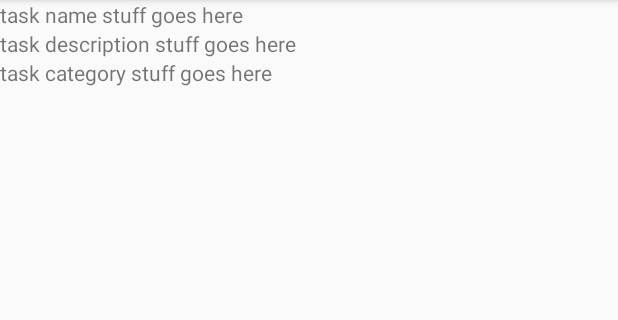
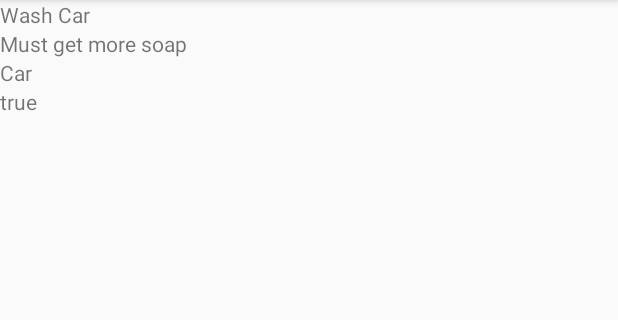
Before and after one commit to rob-code/Project2_ToDoList, an Android app: the screen it shows after launch (ShowTaskDetailsActivity), after a tap on "Wash Car", on a phone screen of 412 x 824 dp, the part 84-404 px from its top. Run offline under Robolectric (Android 15) with nearby library versions, the phone set to English and light mode, and no system bars; 2 other taps on this screen came first.

Commit message:
pass selected task object instance variable values to ShowTaskDetailsActivity with setTag() on listItemView

```diff
--- a/app/src/main/java/com/codeclan/todolist/ListActivity.java
+++ b/app/src/main/java/com/codeclan/todolist/ListActivity.java
@@ -60,16 +60,17 @@ public class ListActivity extends AppCompatActivity {
         listView.setAdapter(listAdapter);
     }
 
-    public void onListNameClicked(View textView){
+    public void onTaskItemClicked(View textView){
 
-        RelativeLayout title = (RelativeLayout) textView;
+        RelativeLayout item = (RelativeLayout) textView;
         Intent intent = new Intent(this, ShowTaskDetailsActivity.class);
-        //intent.putExtra("task name", title.getText().toString());
 
-        //just testing out for the meantime
-        intent.putExtra("name", "task name stuff goes here");
-        intent.putExtra("description", "task description stuff goes here");
-        intent.putExtra("category", "task category stuff goes here");
+        //Passing the detail of the task to ShowDetailsTaskActivity
+        Task t = (Task) item.getTag(); //we've passed the object through with the event
+        intent.putExtra("name", t.getName());
+        intent.putExtra("description", t.getDescription());
+        intent.putExtra("category", t.getCategory());
+        intent.putExtra("isDone", t.isDone());
 
         startActivity(intent);
     }
--- a/app/src/main/java/com/codeclan/todolist/ListAdapter.java
+++ b/app/src/main/java/com/codeclan/todolist/ListAdapter.java
@@ -41,6 +41,8 @@ public class ListAdapter extends ArrayAdapter<Task> {
         TextView name = (TextView)listItemView.findViewById(R.id.name);
         name.setText(currentTask.getName().toString());
 
+        listItemView.setTag(currentTask);
+
         return listItemView;
 
     }
--- a/app/src/main/java/com/codeclan/todolist/ShowTaskDetailsActivity.java
+++ b/app/src/main/java/com/codeclan/todolist/ShowTaskDetailsActivity.java
@@ -14,6 +14,7 @@ public class ShowTaskDetailsActivity extends AppCompatActivity {
     TextView taskName;
     TextView taskDescription;
     TextView taskCategory;
+    TextView taskIsDone;
 
     @Override
     protected void onCreate(Bundle savedInstanceState) {
@@ -30,14 +31,24 @@ public class ShowTaskDetailsActivity extends AppCompatActivity {
         taskName = (TextView)findViewById(R.id.show_name);
         taskDescription = (TextView)findViewById(R.id.show_description);
         taskCategory = (TextView)findViewById(R.id.show_category);
+        taskIsDone = (TextView)findViewById(R.id.show_isDone);
 
         String name = extras.getString("name");
         String description = extras.getString("description");
         String category = extras.getString("category");
+        Boolean isDone = extras.getBoolean("isDone");
 
         taskName.setText(name);
         taskDescription.setText(description);
         taskCategory.setText(category);
+        taskIsDone.setText(isDone.toString());
+
+//        if(isDone == true) {
+//            taskIsDone.setText(@string/task_complete);
+//        }
+//        else {
+//            taskIsDone.setText("Task is not done yet");
+//        }
 
     }
 
--- a/app/src/main/res/layout/activity_show_task_details.xml
+++ b/app/src/main/res/layout/activity_show_task_details.xml
@@ -33,7 +33,10 @@
         android:layout_width="match_parent"
         android:layout_height="wrap_content" />
 
-
+    <TextView
+        android:id="@+id/show_isDone"
+        android:layout_width="match_parent"
+        android:layout_height="wrap_content" />
 
 
 </LinearLayout>
--- a/app/src/main/res/layout/task_item.xml
+++ b/app/src/main/res/layout/task_item.xml
@@ -2,7 +2,7 @@
 <RelativeLayout xmlns:android="http://schemas.android.com/apk/res/android"
     android:orientation="horizontal" android:layout_width="match_parent"
     android:layout_height="70dp"
-    android:onClick="onListNameClicked"
+    android:onClick="onTaskItemClicked"
     >
 
     <TextView
--- a/app/src/main/res/values/strings.xml
+++ b/app/src/main/res/values/strings.xml
@@ -2,4 +2,6 @@
     <string name="app_name">ToDoList</string>
     <string name="create">Create Task</string>
     <string name="new_task">Add Task</string>
+    <string name="task_complete">Complete</string>
+    <string name="task_incomplete">Incomplete</string>
 </resources>
```
Also changed, not shown: app/src/main/res/drawable/green_tick.png (deleted), app/src/main/res/drawable/white_tick.png (deleted).
